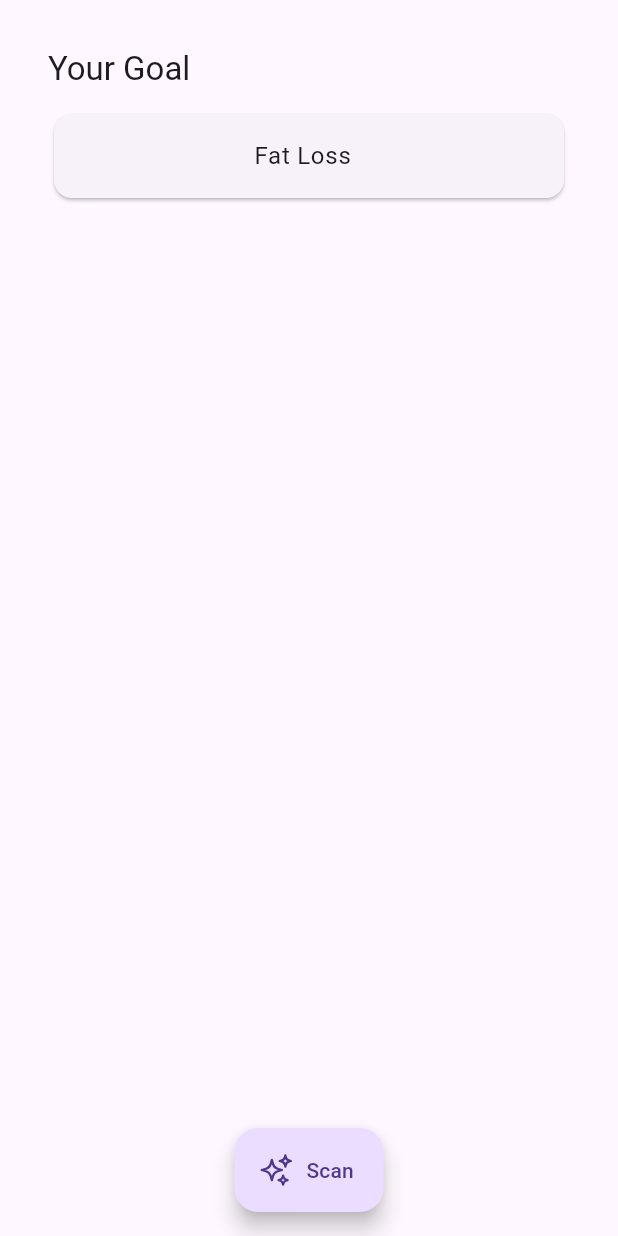
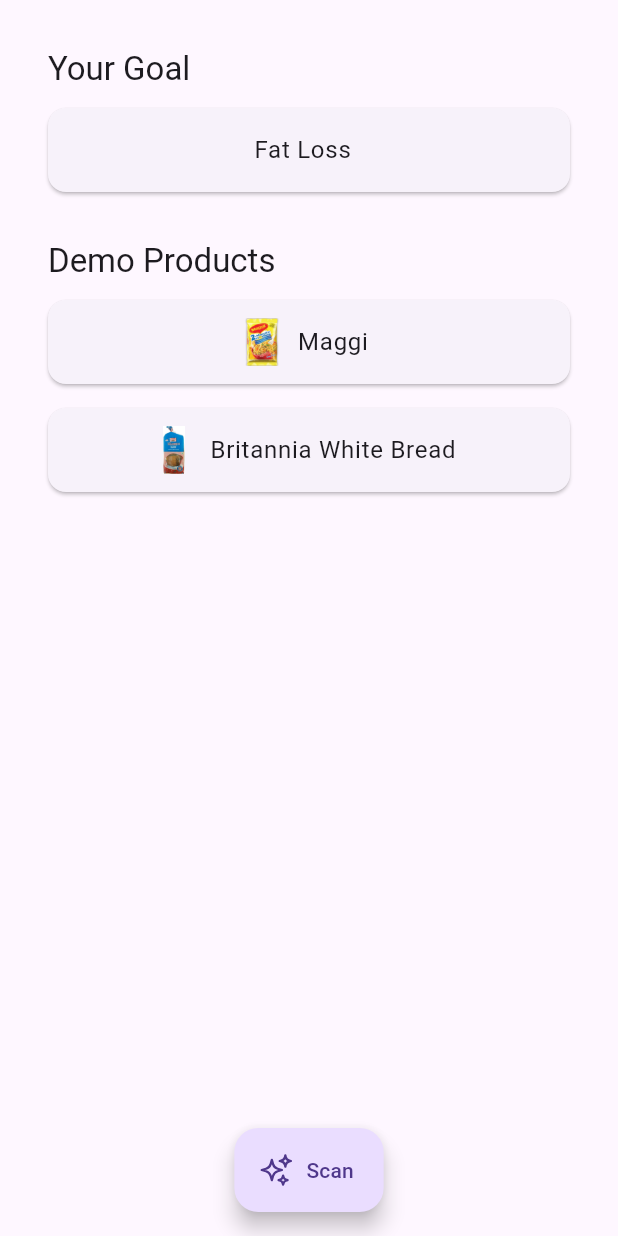
Before and after one commit to AnkitSuda/idt_flutter, a Flutter app: the LandingScreen screen opened by its route, on a phone screen of 412 x 824 dp. Run offline on Flutter 3.47's test engine with Material 3 defaults, Android fonts, the phone set to English and light mode, and no system bars; our stand-ins replace bloc, camera, flutter_bloc, freezed_annotation, go_router, heroicons; missing offline and left inert: scanning_effect; generated files the repository leaves out were written again.

Commit message:
Some changes

```diff
--- /dev/null
+++ b/lib/data/demo_data.dart
@@ -0,0 +1,24 @@
+import 'package:idt_flutter/data/model/product.dart';
+
+const demoProducts = [
+  Product(
+    id: "test1",
+    name: "Maggi",
+    description:
+        "Maggi is a brand of food products from Nestlé that includes noodles, sauces, herb and spice mixes, and cubes. Maggi products are made with high-quality ingredients and are designed to be easy to prepare.",
+    // Score out of 100
+    scoreFatLoss: 30,
+    scoreMuscleGain: 50,
+    image: "assets/maggie.png",
+  ),
+  Product(
+    id: "test2",
+    name: "Britannia White Bread",
+    description:
+        "Soft white sandwich bread Wholesome and delicious. Made using the finest quality ingredients. Perfect to treat your palate to delicious taste. Packed with the goodness of Vitamin B",
+    // Score out of 100
+    scoreFatLoss: 30,
+    scoreMuscleGain: 50,
+    image: "assets/white_bread.webp",
+  )
+];
--- /dev/null
+++ b/lib/data/model/product.dart
@@ -0,0 +1,20 @@
+import 'package:freezed_annotation/freezed_annotation.dart';
+
+part 'product.freezed.dart';
+
+part 'product.g.dart';
+
+@freezed
+class Product with _$Product {
+  const factory Product({
+    @JsonKey(name: "id") String? id,
+    @JsonKey(name: "name") String? name,
+    @JsonKey(name: "description") String? description,
+    @JsonKey(name: "scoreFatLoss") double? scoreFatLoss,
+    @JsonKey(name: "scoreMuscleGain") double? scoreMuscleGain,
+    @JsonKey(name: "image") String? image,
+  }) = _Product;
+
+  factory Product.fromJson(Map<String, dynamic> json) =>
+      _$ProductFromJson(json);
+}
--- a/lib/screens/landing/landing_screen.dart
+++ b/lib/screens/landing/landing_screen.dart
@@ -3,10 +3,12 @@ import 'package:flutter_bloc/flutter_bloc.dart';
 import 'package:flutter_gen/gen_l10n/app_localizations.dart';
 import 'package:go_router/go_router.dart';
 import 'package:heroicons/heroicons.dart';
+import 'package:idt_flutter/data/demo_data.dart';
 import 'package:idt_flutter/main_cubit/main_cubit.dart';
 import 'package:idt_flutter/navigation/routes.dart';
 import 'package:idt_flutter/spaces.dart';
 import 'package:idt_flutter/widgets/goal_list_item.dart';
+import 'package:idt_flutter/widgets/product_list_item.dart';
 
 class LandingScreen extends StatelessWidget {
   const LandingScreen({super.key});
@@ -35,7 +37,31 @@ class LandingScreen extends StatelessWidget {
               spaceH12,
               GoalListItem(
                 goal: state.goal,
-                onClick: null,
+                onClick: () {
+                  context.pushNamed(goalSelectorName);
+                },
+              ),
+              spaceH32,
+              Text(
+                AppLocalizations.of(context)!.demoProducts,
+                style: Theme.of(context).textTheme.titleLarge,
+              ),
+              spaceH12,
+              ...demoProducts.map(
+                (product) => Padding(
+                  padding: const EdgeInsets.only(
+                    bottom: 16,
+                  ),
+                  child: ProductListItem(
+                    product: product,
+                    onClick: () {
+                      context.pushNamed(
+                        productDetailsName,
+                        queryParameters: {paramId: product.id},
+                      );
+                    },
+                  ),
+                ),
               ),
             ],
           ),
--- a/lib/widgets/goal_list_item.dart
+++ b/lib/widgets/goal_list_item.dart
@@ -14,6 +14,7 @@ class GoalListItem extends StatelessWidget {
   @override
   Widget build(BuildContext context) {
     return Card(
+      margin: EdgeInsets.zero,
       clipBehavior: Clip.antiAlias,
       child: ListTile(
         title: Text(
--- /dev/null
+++ b/lib/widgets/product_list_item.dart
@@ -0,0 +1,44 @@
+import 'package:flutter/material.dart';
+import 'package:idt_flutter/data/enum/goal.dart';
+import 'package:flutter_gen/gen_l10n/app_localizations.dart';
+import 'package:idt_flutter/data/model/product.dart';
+import 'package:idt_flutter/spaces.dart';
+
+class ProductListItem extends StatelessWidget {
+  final Product product;
+  final VoidCallback? onClick;
+
+  const ProductListItem({
+    super.key,
+    required this.product,
+    required this.onClick,
+  });
+
+  @override
+  Widget build(BuildContext context) {
+    return Card(
+      margin: EdgeInsets.zero,
+      clipBehavior: Clip.antiAlias,
+      child: ListTile(
+        title: Row(
+          mainAxisAlignment: MainAxisAlignment.center,
+          children: [
+            SizedBox.square(
+              dimension: 32,
+              child: Image.asset(
+                product.image!,
+              ),
+            ),
+            spaceW8,
+            Text(
+              product.name ?? "",
+              textAlign: TextAlign.center,
+              style: Theme.of(context).textTheme.bodyLarge,
+            ),
+          ],
+        ),
+        onTap: onClick,
+      ),
+    );
+  }
+}
--- a/pubspec.yaml
+++ b/pubspec.yaml
@@ -46,6 +46,7 @@ dependencies:
   cupertino_icons: ^1.0.6
   flutter_bloc: ^8.1.6
   camera: ^0.11.0+1
+  scanning_effect: ^1.0.4
 
 dev_dependencies:
   flutter_test:
@@ -77,6 +78,8 @@ flutter:
   # assets:
   #   - images/a_dot_burr.jpeg
   #   - images/a_dot_ham.jpeg
+  assets:
+    - assets/
 
   # An image asset can refer to one or more resolution-specific "variants", see
   # https://flutter.dev/assets-and-images/#resolution-aware
```
Also changed, not shown: lib/l10n/app_en.arb (+7 -1 lines), lib/navigation/routes.dart (+17 -0 lines), lib/screens/goal_selector/goal_selector_screen.dart (+11 -6 lines), lib/screens/product_detail/product_detail_screen.dart (added, +137 -0 lines), lib/screens/scan/scan_screen.dart (+54 -5 lines), lib/widgets/camera_preview_widget.dart (+6 -4 lines), lib/widgets/demo_products/demo_products_sheet.dart (added, +54 -0 lines), assets/maggie.png (added), assets/white_bread.webp (added), lib/data/model/product.freezed.dart (added), lib/data/model/product.g.dart (added), pubspec.lock.
